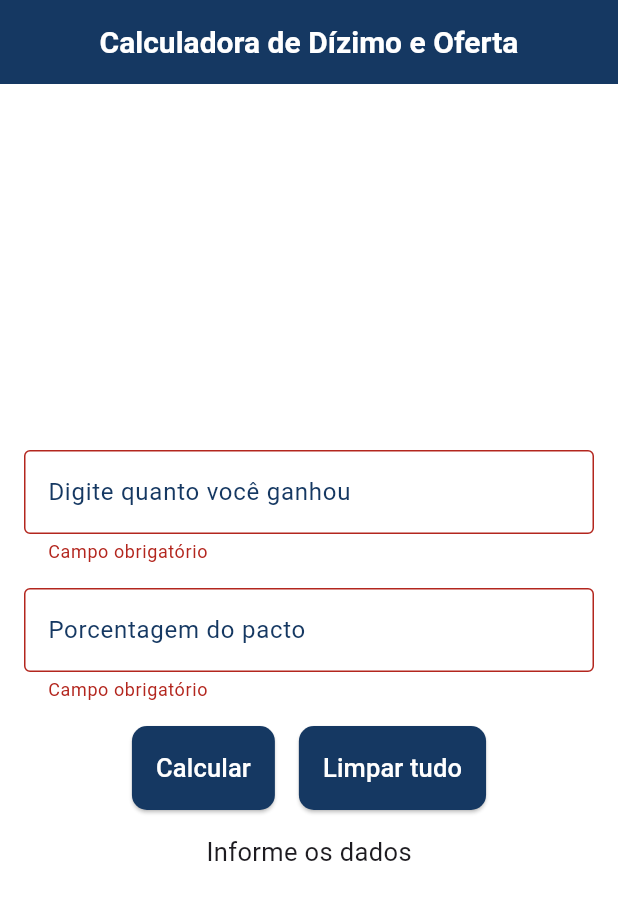
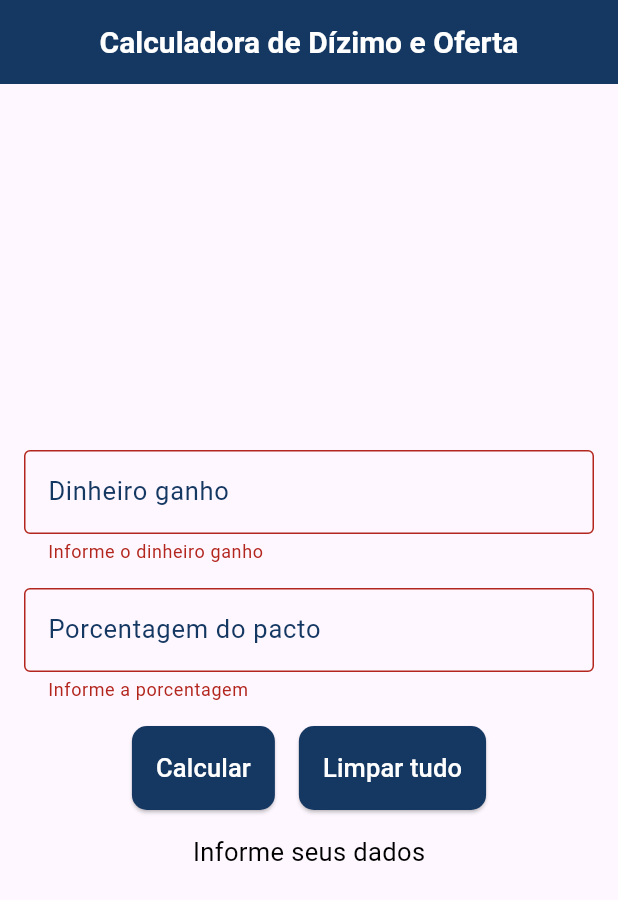
Before and after one commit to JoseJacsanCode/calculadoraDizimoOferta, a Flutter app: the screen it shows after launch, after a tap on "Calcular", on a phone screen of 412 x 824 dp. Shown: the top 900 px of the screen. Run offline on Flutter 3.47's test engine with Material 3 defaults, Android fonts, the phone set to English and light mode, and no system bars.

Commit message:
Repetindo o código

```diff
--- a/lib/main.dart
+++ b/lib/main.dart
@@ -3,7 +3,6 @@ import 'package:flutter/material.dart';
 
 void main() {
   runApp(MaterialApp(
-    debugShowCheckedModeBanner: false,
     home: HomePage(),
   ));
 }
--- a/lib/widgets/home_page.dart
+++ b/lib/widgets/home_page.dart
@@ -8,18 +8,18 @@ class HomePage extends StatefulWidget {
 }
 
 class _HomePage extends State<HomePage> {
-  TextEditingController dinheiroGanhoController = TextEditingController();
-  TextEditingController seuPactoController = TextEditingController();
+  final TextEditingController dinheiroGanhoController = TextEditingController();
+  final TextEditingController pactoController = TextEditingController();
+
+  String _infoDados = 'Informe seus dados';
 
   GlobalKey<FormState> _formKey = GlobalKey<FormState>();
 
-  String _infoValores = 'Informe os dados';
-
-  void _limparTudo() {
+  void _limparDados() {
     dinheiroGanhoController.clear();
-    seuPactoController.clear();
+    pactoController.clear();
     setState(() {
-      _infoValores = 'Informe os dados';
+      _infoDados = 'Informe seus dados';
       _formKey = GlobalKey<FormState>();
     });
   }
@@ -31,18 +31,18 @@ class _HomePage extends State<HomePage> {
           ',',
           '.',
         );
-        final seuPactoString = seuPactoController.text.replaceAll(',', '.');
+        final pactoString = pactoController.text.replaceAll(',', '.');
 
         //Dízimo
         double renda = double.parse(dinheiroGanhoString);
-        double dizimo = renda * 0.10;
+        double dizimo = renda / 10;
 
-        //Pacto
-        double porcentagemPacto = double.parse(seuPactoString);
-        double pacto = renda * (porcentagemPacto / 100.0);
+        //Oferta
+        double porcentagemPacto = double.parse(pactoString);
+        double pacto = renda / porcentagemPacto;
 
-        _infoValores =
-            'Seu dízimo: R\$ ${dizimo.toStringAsFixed(2)}\n Seu pacto: R\$ ${pacto.toStringAsFixed(2)}';
+        _infoDados =
+            'Seu Dízimo: R\$ ${dizimo.toStringAsFixed(2)} \n Sua oferta: R\$ ${pacto.toStringAsFixed(2)}';
       });
     }
   }
@@ -50,10 +50,9 @@ class _HomePage extends State<HomePage> {
   @override
   Widget build(BuildContext context) {
     return Scaffold(
-      backgroundColor: Colors.white,
       appBar: AppBar(
         backgroundColor: Color(0xFF153862),
-        title: const Text(
+        title: Text(
           'Calculadora de Dízimo e Oferta',
           style: TextStyle(
             color: Colors.white,
@@ -65,56 +64,62 @@ class _HomePage extends State<HomePage> {
       ),
       body: Center(
         child: SingleChildScrollView(
-          padding: EdgeInsets.symmetric(horizontal: 16),
+          child: Padding(
+            padding: const EdgeInsets.all(16),
             child: Form(
               key: _formKey,
               child: Column(
                 children: [
-                //Dinheiro ganho
                   TextFormField(
                     decoration: InputDecoration(
-                    labelText: 'Digite quanto você ganhou',
-                    labelStyle: TextStyle(color: Color(0xFF153862)),
+                      labelText: 'Dinheiro ganho',
+                      labelStyle: TextStyle(
+                        color: Color(0xFF153862),
+                        fontSize: 17,
+                      ),
+                      prefixText: 'R\$ ',
                       border: OutlineInputBorder(),
-                    prefixText: 'R\$ ',
                     ),
-                  keyboardType: TextInputType.numberWithOptions(decimal: true),
+                    keyboardType: TextInputType.numberWithOptions(
+                      decimal: true,
+                    ),
                     controller: dinheiroGanhoController,
                     validator: (value) {
                       if (value == null || value.isEmpty) {
-                      return 'Campo obrigatório';
+                        return 'Informe o dinheiro ganho';
                       }
                       if (double.tryParse(value.replaceAll(',', '.')) == null) {
-                      return 'Valor inválido';
+                        return 'Número inválido';
                       }
                       return null;
                     },
                   ),
-
-                SizedBox(height: 16), //Espaçamento de 16px de altura
-                //Seu pacto
+                  SizedBox(height: 16),
                   TextFormField(
                     decoration: InputDecoration(
                       labelText: 'Porcentagem do pacto',
-                    labelStyle: TextStyle(color: Color(0xFF153862)),
+                      labelStyle: TextStyle(
+                        color: Color(0xFF153862),
+                        fontSize: 17,
+                      ),
                       suffixText: '%',
                       border: OutlineInputBorder(),
                     ),
-                  keyboardType: TextInputType.numberWithOptions(decimal: true),
-                  controller: seuPactoController,
+                    keyboardType: TextInputType.numberWithOptions(
+                      decimal: true,
+                    ),
+                    controller: pactoController,
                     validator: (value) {
                       if (value == null || value.isEmpty) {
-                      return 'Campo obrigatório';
+                        return 'Informe a porcentagem';
                       }
                       if (double.tryParse(value.replaceAll(',', '.')) == null) {
-                      return 'Valor inválido';
+                        return 'Número inválido';
                       }
                       return null;
                     },
                   ),
-
                   SizedBox(height: 16),
-
                   Row(
                     mainAxisAlignment: MainAxisAlignment.center,
                     children: [
@@ -129,14 +134,12 @@ class _HomePage extends State<HomePage> {
                         ),
                         child: Text(
                           'Calcular',
-                        style: TextStyle(fontSize: 17, color: Colors.white),
+                          style: TextStyle(color: Colors.white, fontSize: 17),
                         ),
                       ),
-
                       SizedBox(width: 16),
-
                       ElevatedButton(
-                      onPressed: _limparTudo,
+                        onPressed: _limparDados,
                         style: ElevatedButton.styleFrom(
                           backgroundColor: Color(0xFF153862),
                           padding: EdgeInsets.all(16),
@@ -152,8 +155,12 @@ class _HomePage extends State<HomePage> {
                     ],
                   ),
                   SizedBox(height: 16),
-                Text(_infoValores, style: TextStyle(fontSize: 17)),
+                  Text(
+                    _infoDados,
+                    style: TextStyle(color: Colors.black, fontSize: 17),
+                  ),
                 ],
+              ),
             ),
           ),
         ),
```
Lines whose indentation alone changed are shown as unchanged.
